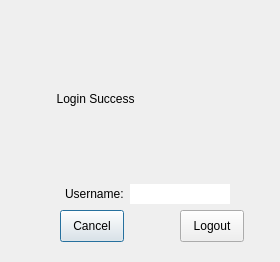
Before: the Qt Designer form deltaNote_client/userinfo.ui in delta1037/deltaNote, drawn with Qt 5.
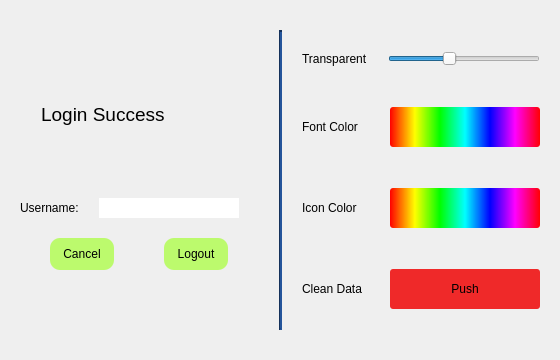
After: the same form once the commit is applied.

```diff
--- a/deltaNote_client/userinfo.ui
+++ b/deltaNote_client/userinfo.ui
@@ -6,52 +6,66 @@
    <rect>
     <x>0</x>
     <y>0</y>
-    <width>280</width>
-    <height>262</height>
+    <width>560</width>
+    <height>360</height>
    </rect>
   </property>
   <property name="minimumSize">
    <size>
-    <width>280</width>
-    <height>262</height>
+    <width>560</width>
+    <height>360</height>
    </size>
   </property>
   <property name="maximumSize">
    <size>
-    <width>330</width>
-    <height>262</height>
+    <width>560</width>
+    <height>360</height>
    </size>
   </property>
   <property name="windowTitle">
    <string>Dialog</string>
   </property>
-  <layout class="QVBoxLayout" name="verticalLayout_2">
+  <layout class="QHBoxLayout" name="horizontalLayout_3">
+   <property name="spacing">
+    <number>20</number>
+   </property>
    <property name="leftMargin">
-    <number>30</number>
+    <number>20</number>
    </property>
    <property name="topMargin">
-    <number>20</number>
+    <number>30</number>
    </property>
    <property name="rightMargin">
-    <number>30</number>
+    <number>20</number>
    </property>
    <property name="bottomMargin">
-    <number>20</number>
+    <number>30</number>
    </property>
    <item>
     <layout class="QVBoxLayout" name="verticalLayout">
+     <property name="spacing">
+      <number>20</number>
+     </property>
+     <property name="topMargin">
+      <number>20</number>
+     </property>
+     <property name="bottomMargin">
+      <number>60</number>
+     </property>
      <item>
       <widget class="QLabel" name="label">
+       <property name="font">
+        <font>
+         <pointsize>14</pointsize>
+        </font>
+       </property>
        <property name="text">
-        <string>        Login Success</string>
+        <string>    Login Success</string>
        </property>
       </widget>
      </item>
      <item>
       <layout class="QHBoxLayout" name="horizontalLayout">
-       <property name="leftMargin">
-        <number>35</number>
-       </property>
        <property name="rightMargin">
         <number>20</number>
        </property>
@@ -76,15 +90,6 @@
      </item>
      <item>
       <layout class="QHBoxLayout" name="horizontalLayout_2">
-       <property name="spacing">
-        <number>80</number>
-       </property>
-       <property name="leftMargin">
-        <number>30</number>
-       </property>
-       <property name="rightMargin">
-        <number>30</number>
-       </property>
        <item>
         <widget class="QPushButton" name="cancel">
          <property name="minimumSize">
@@ -99,6 +104,10 @@
            <height>32</height>
           </size>
          </property>
+         <property name="styleSheet">
+          <string notr="true">background-color: rgb(188, 250, 109);
+border-radius:10px;</string>
+         </property>
          <property name="text">
           <string>Cancel</string>
          </property>
@@ -118,6 +127,10 @@
            <height>32</height>
           </size>
          </property>
+         <property name="styleSheet">
+          <string notr="true">background-color: rgb(188, 250, 109);
+border-radius:10px;</string>
+         </property>
          <property name="text">
           <string>Logout</string>
          </property>
@@ -127,6 +140,164 @@
      </item>
     </layout>
    </item>
+   <item>
+    <widget class="Line" name="line">
+     <property name="minimumSize">
+      <size>
+       <width>0</width>
+       <height>0</height>
+      </size>
+     </property>
+     <property name="styleSheet">
+      <string notr="true">background-color: rgb(32, 74, 135);</string>
+     </property>
+     <property name="lineWidth">
+      <number>2</number>
+     </property>
+     <property name="orientation">
+      <enum>Qt::Vertical</enum>
+     </property>
+    </widget>
+   </item>
+   <item>
+    <layout class="QVBoxLayout" name="verticalLayout_2">
+     <item>
+      <layout class="QHBoxLayout" name="horizontalLayout_5">
+       <item>
+        <widget class="QLabel" name="transparentLabel">
+         <property name="text">
+          <string>Transparent</string>
+         </property>
+        </widget>
+       </item>
+       <item>
+        <widget class="QSlider" name="transparent">
+         <property name="maximum">
+          <number>255</number>
+         </property>
+         <property name="singleStep">
+          <number>5</number>
+         </property>
+         <property name="pageStep">
+          <number>25</number>
+         </property>
+         <property name="value">
+          <number>100</number>
+         </property>
+         <property name="sliderPosition">
+          <number>100</number>
+         </property>
+         <property name="orientation">
+          <enum>Qt::Horizontal</enum>
+         </property>
+        </widget>
+       </item>
+      </layout>
+     </item>
+     <item>
+      <layout class="QHBoxLayout" name="horizontalLayout_6">
+       <item>
+        <widget class="QLabel" name="fontColorLabel">
+         <property name="text">
+          <string>Font Color</string>
+         </property>
+        </widget>
+       </item>
+       <item>
+        <widget class="QPushButton" name="chooseFontColor">
+         <property name="minimumSize">
+          <size>
+           <width>150</width>
+           <height>40</height>
+          </size>
+         </property>
+         <property name="maximumSize">
+          <size>
+           <width>150</width>
+           <height>16777215</height>
+          </size>
+         </property>
+         <property name="styleSheet">
+          <string notr="true">background-color: qlineargradient(spread:pad, x1:0, y1:0, x2:1, y2:0, stop:0 rgba(255, 0, 0, 255), stop:0.166 rgba(255, 255, 0, 255), stop:0.333 rgba(0, 255, 0, 255), stop:0.5 rgba(0, 255, 255, 255), stop:0.666 rgba(0, 0, 255, 255), stop:0.833 rgba(255, 0, 255, 255), stop:1 rgba(255, 0, 0, 255));
+border-radius:3px;</string>
+         </property>
+         <property name="text">
+          <string/>
+         </property>
+        </widget>
+       </item>
+      </layout>
+     </item>
+     <item>
+      <layout class="QHBoxLayout" name="horizontalLayout_7">
+       <item>
+        <widget class="QLabel" name="IconColorLabel">
+         <property name="text">
+          <string>Icon Color</string>
+         </property>
+        </widget>
+       </item>
+       <item>
+        <widget class="QPushButton" name="chooseIconColor">
+         <property name="minimumSize">
+          <size>
+           <width>150</width>
+           <height>40</height>
+          </size>
+         </property>
+         <property name="maximumSize">
+          <size>
+           <width>150</width>
+           <height>16777215</height>
+          </size>
+         </property>
+         <property name="styleSheet">
+          <string notr="true">background-color: qlineargradient(spread:pad, x1:0, y1:0, x2:1, y2:0, stop:0 rgba(255, 0, 0, 255), stop:0.166 rgba(255, 255, 0, 255), stop:0.333 rgba(0, 255, 0, 255), stop:0.5 rgba(0, 255, 255, 255), stop:0.666 rgba(0, 0, 255, 255), stop:0.833 rgba(255, 0, 255, 255), stop:1 rgba(255, 0, 0, 255));
+border-radius:3px;</string>
+         </property>
+         <property name="text">
+          <string/>
+         </property>
+        </widget>
+       </item>
+      </layout>
+     </item>
+     <item>
+      <layout class="QHBoxLayout" name="horizontalLayout_8">
+       <item>
+        <widget class="QLabel" name="clearDataLabel">
+         <property name="text">
+          <string>Clean Data</string>
+         </property>
+        </widget>
+       </item>
+       <item>
+        <widget class="QPushButton" name="clearData">
+         <property name="minimumSize">
+          <size>
+           <width>150</width>
+           <height>40</height>
+          </size>
+         </property>
+         <property name="maximumSize">
+          <size>
+           <width>150</width>
+           <height>16777215</height>
+          </size>
+         </property>
+         <property name="styleSheet">
+          <string notr="true">background-color: rgb(239, 41, 41);
+border-radius:3px;</string>
+         </property>
+         <property name="text">
+          <string>Push</string>
+         </property>
+        </widget>
+       </item>
+      </layout>
+     </item>
+    </layout>
+   </item>
   </layout>
  </widget>
  <resources/>
```
